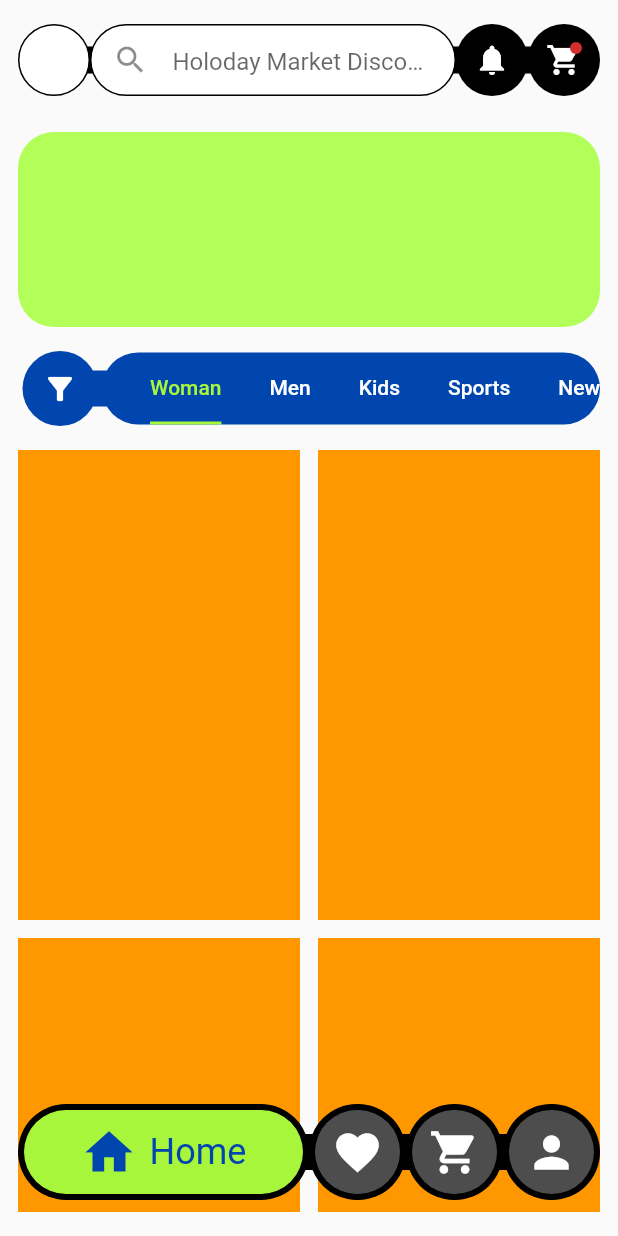
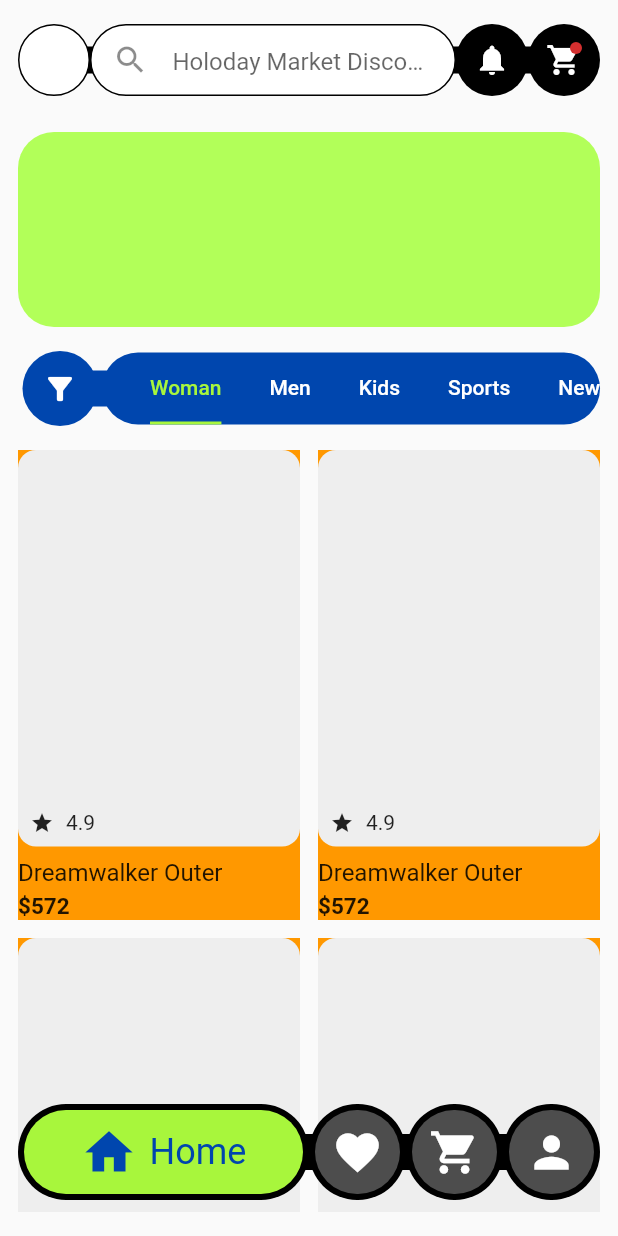
Before and after one commit to JAICHANGPARK/flutter_notebook_chapter_24, a Flutter app: the FashionECommerceMainPage screen opened directly, on a phone screen of 412 x 824 dp. Run offline on Flutter 3.47's test engine with Material 2 defaults, Android fonts, the phone set to English and light mode, and no system bars; our stand-ins replace flutter_riverpod, freezed_annotation, ionicons, percent_indicator; missing offline and left inert: crypto_font_icons; network calls fail.

Commit message:
Update fec_main_page.dart

```diff
--- a/lib/ep1368_fashion_e_commerce_app/view/fec_main_page.dart
+++ b/lib/ep1368_fashion_e_commerce_app/view/fec_main_page.dart
@@ -177,6 +177,64 @@ class _FashionECommerceMainPageState extends State<FashionECommerceMainPage> wit
                               itemBuilder: (context, index) {
                                 return Container(
                                   color: Colors.orange,
+                                  child: Column(
+                                    crossAxisAlignment: CrossAxisAlignment.start,
+                                    children: [
+                                      Expanded(
+                                        child: Stack(
+                                          children: [
+                                            Positioned(
+                                              left: 0,
+                                              right: 0,
+                                              bottom: 0,
+                                              top: 0,
+                                              child: Container(
+                                                decoration: BoxDecoration(
+                                                    color: Colors.grey[200], borderRadius: BorderRadius.circular(12)),
+                                              ),
+                                            ),
+                                            Positioned(
+                                                bottom: 0,
+                                                left: 0,
+                                                child: Container(
+                                                  padding: EdgeInsets.all(8),
+                                                  child: Row(
+                                                    children: [
+                                                      Icon(
+                                                        Icons.star,
+                                                        size: 16,
+                                                      ),
+                                                      SizedBox(
+                                                        width: 8,
+                                                      ),
+                                                      Text("4.9")
+                                                    ],
+                                                  ),
+                                                )),
+                                          ],
+                                        ),
+                                      ),
+                                      SizedBox(
+                                        height: 8,
+                                      ),
+                                      Text(
+                                        "Dreamwalker Outer",
+                                        style: TextStyle(
+                                          fontSize: 16,
+                                        ),
+                                      ),
+                                      SizedBox(
+                                        height: 4,
+                                      ),
+                                      Text(
+                                        "\$572",
+                                        style: TextStyle(
+                                          fontSize: 15,
+                                          fontWeight: FontWeight.bold,
+                                        ),
+                                      ),
+                                    ],
+                                  ),
                                 );
                               },
                               // crossAxisCount: 2,
```
